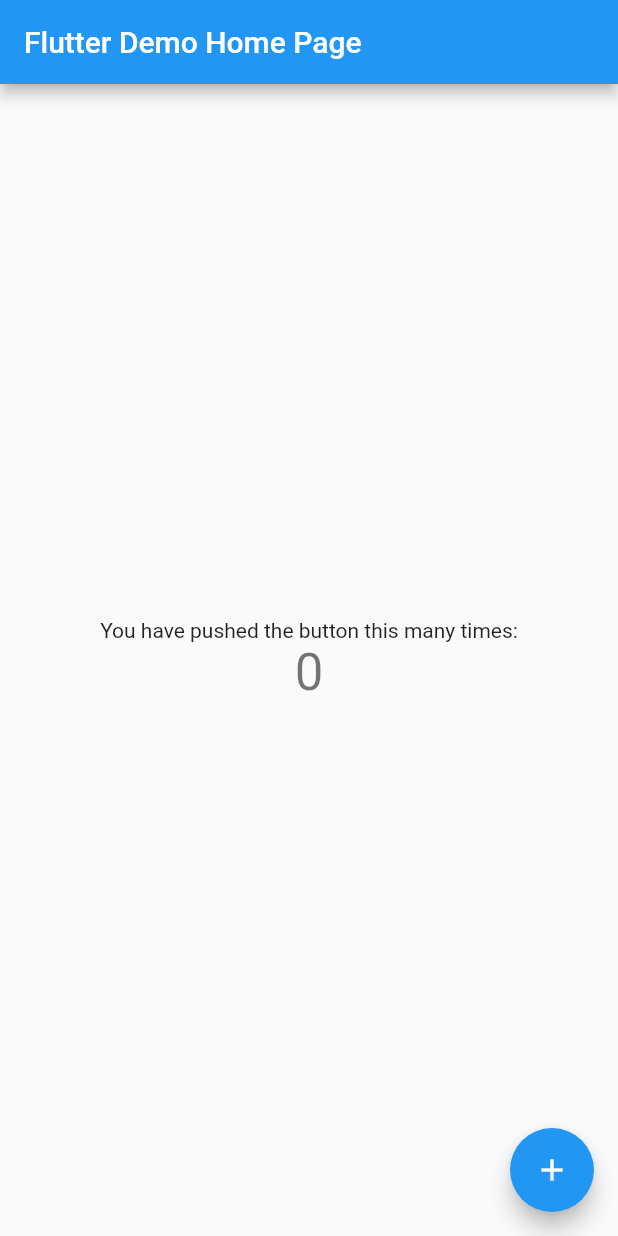
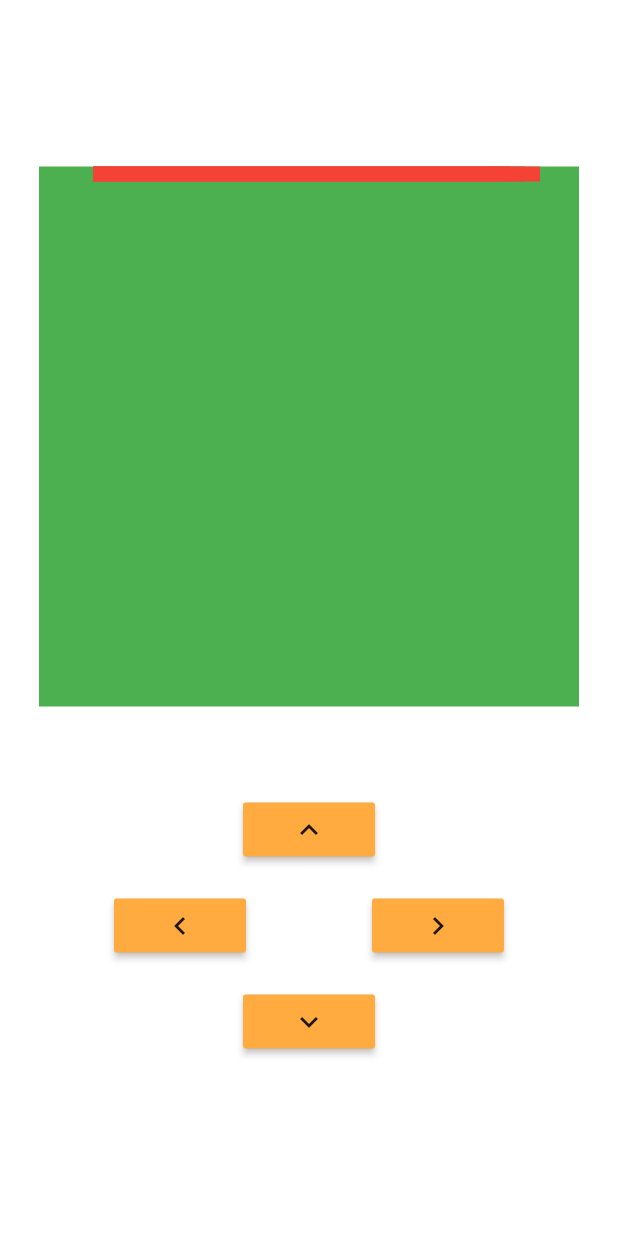
Before and after one commit to tcollard/snake, a Flutter app: the screen it shows after launch, on a phone screen of 412 x 824 dp. Run offline on Flutter 3.47's test engine with Material 2 defaults, Android fonts, the light colour scheme and no system bars.

Commit message:
feat: 🎸 (*) Init game
Add controller and game window, but no action

```diff
--- /dev/null
+++ b/snake/lib/controller.dart
@@ -0,0 +1,60 @@
+import 'package:flutter/material.dart';
+
+class SnakeController extends StatelessWidget {
+  const SnakeController({Key key}) : super(key: key);
+
+  @override
+  Widget build(BuildContext context) {
+    return Column(
+      children: [
+        Padding(
+          padding: const EdgeInsets.all(8.0),
+          child: RaisedButton(
+            onPressed: () {
+              print('Go Up');
+            },
+            color: Colors.orangeAccent,
+            child: Icon(Icons.keyboard_arrow_up),
+          ),
+        ),
+        Container(
+          child: Row(
+            mainAxisAlignment: MainAxisAlignment.spaceEvenly,
+            children: [
+              Padding(
+                padding: const EdgeInsets.all(8.0),
+                child: RaisedButton(
+                  onPressed: () {
+                    print('Go Left');
+                  },
+                  color: Colors.orangeAccent,
+                  child: Icon(Icons.keyboard_arrow_left),
+                ),
+              ),
+              Padding(
+                padding: const EdgeInsets.all(8.0),
+                child: RaisedButton(
+                  onPressed: () {
+                    print('Go Right');
+                  },
+                  color: Colors.orangeAccent,
+                  child: Icon(Icons.keyboard_arrow_right),
+                ),
+              ),
+            ],
+          ),
+        ),
+        Padding(
+          padding: const EdgeInsets.all(8.0),
+          child: RaisedButton(
+            onPressed: () {
+              print('Go Down');
+            },
+            color: Colors.orangeAccent,
+            child: Icon(Icons.keyboard_arrow_down),
+          ),
+        ),
+      ],
+    );
+  }
+}
--- /dev/null
+++ b/snake/lib/game.dart
@@ -0,0 +1,25 @@
+import 'package:flutter/material.dart';
+import 'package:snake/snake.dart';
+import 'package:snake/controller.dart';
+
+class Game extends StatelessWidget {
+  Widget build(BuildContext context) {
+    return Center(
+      child: Column(
+        mainAxisAlignment: MainAxisAlignment.center,
+        children: [
+          Padding(
+            padding: const EdgeInsets.only(bottom: 50.0),
+            child: Container(
+              width: 360,
+              height: 360,
+              color: Colors.green,
+              child: Snake(),
+            ),
+          ),
+          SnakeController(),
+        ],
+      ),
+    );
+  }
+}
--- a/snake/lib/main.dart
+++ b/snake/lib/main.dart
@@ -1,113 +1,35 @@
 import 'package:flutter/material.dart';
+import 'package:snake/game.dart';
 
 void main() {
   runApp(MyApp());
 }
 
 class MyApp extends StatelessWidget {
-  // This widget is the root of your application.
   @override
   Widget build(BuildContext context) {
     return MaterialApp(
-      title: 'Flutter Demo',
+      title: 'SNAKE GAME',
+      debugShowCheckedModeBanner: false,
       theme: ThemeData(
-        // This is the theme of your application.
-        //
-        // Try running your application with "flutter run". You'll see the
-        // application has a blue toolbar. Then, without quitting the app, try
-        // changing the primarySwatch below to Colors.green and then invoke
-        // "hot reload" (press "r" in the console where you ran "flutter run",
-        // or simply save your changes to "hot reload" in a Flutter IDE).
-        // Notice that the counter didn't reset back to zero; the application
-        // is not restarted.
         primarySwatch: Colors.blue,
       ),
-      home: MyHomePage(title: 'Flutter Demo Home Page'),
+      home: SnakePage(),
     );
   }
 }
 
-class MyHomePage extends StatefulWidget {
-  MyHomePage({Key key, this.title}) : super(key: key);
-
-  // This widget is the home page of your application. It is stateful, meaning
-  // that it has a State object (defined below) that contains fields that affect
-  // how it looks.
-
-  // This class is the configuration for the state. It holds the values (in this
-  // case the title) provided by the parent (in this case the App widget) and
-  // used by the build method of the State. Fields in a Widget subclass are
-  // always marked "final".
-
-  final String title;
-
-  @override
-  _MyHomePageState createState() => _MyHomePageState();
-}
-
-class _MyHomePageState extends State<MyHomePage> {
-  int _counter = 0;
-
-  void _incrementCounter() {
-    setState(() {
-      // This call to setState tells the Flutter framework that something has
-      // changed in this State, which causes it to rerun the build method below
-      // so that the display can reflect the updated values. If we changed
-      // _counter without calling setState(), then the build method would not be
-      // called again, and so nothing would appear to happen.
-      _counter++;
-    });
-  }
+class SnakePage extends StatelessWidget {
+  const SnakePage({Key key}) : super(key: key);
 
   @override
   Widget build(BuildContext context) {
-    // This method is rerun every time setState is called, for instance as done
-    // by the _incrementCounter method above.
-    //
-    // The Flutter framework has been optimized to make rerunning build methods
-    // fast, so that you can just rebuild anything that needs updating rather
-    // than having to individually change instances of widgets.
     return Scaffold(
-      appBar: AppBar(
-        // Here we take the value from the MyHomePage object that was created by
-        // the App.build method, and use it to set our appbar title.
-        title: Text(widget.title),
-      ),
-      body: Center(
-        // Center is a layout widget. It takes a single child and positions it
-        // in the middle of the parent.
-        child: Column(
-          // Column is also a layout widget. It takes a list of children and
-          // arranges them vertically. By default, it sizes itself to fit its
-          // children horizontally, and tries to be as tall as its parent.
-          //
-          // Invoke "debug painting" (press "p" in the console, choose the
-          // "Toggle Debug Paint" action from the Flutter Inspector in Android
-          // Studio, or the "Toggle Debug Paint" command in Visual Studio Code)
-          // to see the wireframe for each widget.
-          //
-          // Column has various properties to control how it sizes itself and
-          // how it positions its children. Here we use mainAxisAlignment to
-          // center the children vertically; the main axis here is the vertical
-          // axis because Columns are vertical (the cross axis would be
-          // horizontal).
-          mainAxisAlignment: MainAxisAlignment.center,
-          children: <Widget>[
-            Text(
-              'You have pushed the button this many times:',
-            ),
-            Text(
-              '$_counter',
-              style: Theme.of(context).textTheme.headline4,
-            ),
-          ],
-        ),
-      ),
-      floatingActionButton: FloatingActionButton(
-        onPressed: _incrementCounter,
-        tooltip: 'Increment',
-        child: Icon(Icons.add),
-      ), // This trailing comma makes auto-formatting nicer for build methods.
+      backgroundColor: Colors.white,
+      body: Game(),
     );
+    // return Container(
+    //   child: Text('Snake'),
+    // );
   }
 }
--- /dev/null
+++ b/snake/lib/snake.dart
@@ -0,0 +1,65 @@
+import 'dart:math';
+import 'package:flutter/material.dart';
+
+class Snake extends StatefulWidget {
+  Snake({Key key}) : super(key: key);
+
+  @override
+  _SnakeState createState() => _SnakeState();
+}
+
+class _SnakeState extends State<Snake> {
+  var snakeBody;
+
+  @override
+  Widget build(BuildContext context) {
+    return Container(
+      child: printSnake(),
+    );
+  }
+
+  void startSnake() {
+    setState(() {
+      print('Start Snake');
+      final initPoint = (360 / 2 / 50);
+      snakeBody = [
+        Point(initPoint, initPoint + 1),
+        Point(initPoint, initPoint),
+        Point(initPoint, initPoint - 1),
+      ];
+    });
+  }
+
+  Widget printSnake() {
+    startSnake();
+    List<Positioned> snakePosition = List();
+    snakeBody.forEach((elem) {
+      snakePosition.add(Positioned(
+        child: Container(
+          width: 10,
+          height: 10,
+          decoration: BoxDecoration(
+            color: Colors.red,
+            shape: BoxShape.rectangle,
+          ),
+        ),
+        left: elem.x * 10,
+        right: elem.y * 10,
+      ));
+    });
+    print('Return Snack: $snakePosition');
+    return Stack(children: snakePosition);
+    //   return Text(
+    //           'Snake Test',
+    //           style: TextStyle(color: Colors.white),
+    //         );
+  }
+}
+
+/*
+To Do:
+  - Create a snake line of N length
+  - Move it :
+    - Remove last position of snake
+    - Add new one on the top of direction
+*/
```
